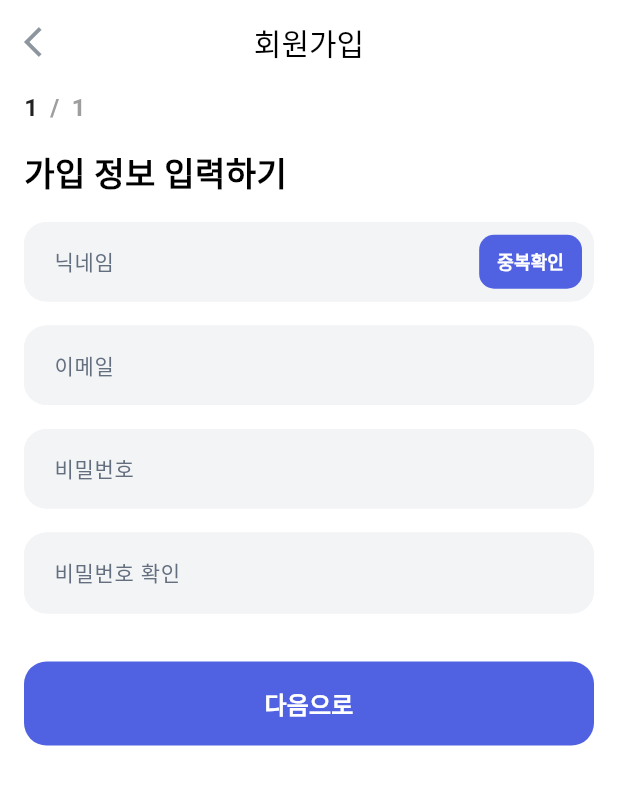
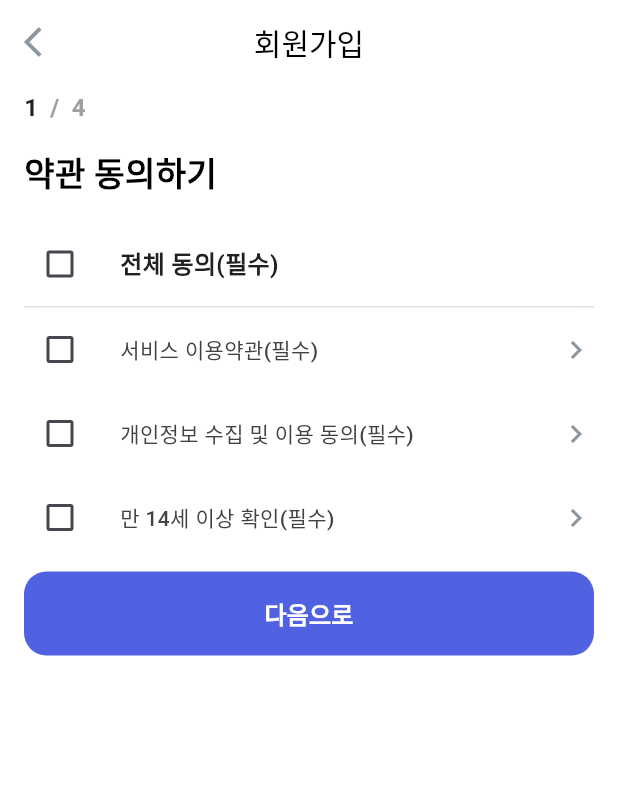
Before and after one commit to mintchocojaem/anipod, a Flutter app: the SignUpScreen screen opened by its route, on a phone screen of 412 x 824 dp. Shown: the top 785 px of the screen. Run offline on Flutter 3.47's test engine with Material 3 defaults, Android fonts, the phone set to English and light mode, and no system bars; our stand-ins replace auto_route, dio, flutter_hooks, flutter_riverpod, riverpod_annotation, shimmer; generated files the repository leaves out were written again; Roboto replaces fonts that are missing (SpoqaHanSansNeo).

Commit message:
Add implementation for sign-up steps and complete screen.
Introduced new files for each step in the sign-up process, including agreement policy, phone verification, code verification, and user information input. Added the final sign-up completion screen and updated routing configurations to support the new steps and completion screen.

```diff
--- a/lib/src/core/services/router/router_service.dart
+++ b/lib/src/core/services/router/router_service.dart
@@ -23,6 +23,9 @@ class RouterService extends RootStackRouter {
         AutoRoute(
           page: SignUpRoute.page,
         ),
+        AutoRoute(
+          page: SignUpCompleteRoute.page,
+        ),
       ];
 
   @override
--- /dev/null
+++ b/lib/src/features/auth/presentation/sign_up/sign_up_agree_policy_step.dart
@@ -0,0 +1,68 @@
+part of 'sign_up_screen.dart';
+
+StepView signUpAgreePolicyStep() {
+  return StepView(
+    title: "약관 동의하기",
+    nextButtonTitle: "다음으로",
+    onTapNextPage: () {},
+    content: Column(
+      crossAxisAlignment: CrossAxisAlignment.start,
+      children: [
+        OrbTile(
+          padding: EdgeInsets.symmetric(
+            vertical: 4,
+          ),
+          leading: Checkbox(
+            value: false,
+            onChanged: (bool? value) {},
+          ),
+          title: const OrbText(
+            '전체 동의(필수)',
+            type: OrbTextType.bodyLarge,
+            fontWeight: OrbFontWeight.medium,
+          ),
+        ),
+        const OrbDivider(),
+        OrbTile(
+          padding: EdgeInsets.symmetric(
+            vertical: 4,
+          ),
+          leading: Checkbox(
+            value: false,
+            onChanged: (bool? value) {},
+          ),
+          title: const OrbText('서비스 이용약관(필수)'),
+          trailing: OrbIcon(
+            Icons.chevron_right_outlined,
+          ),
+        ),
+        OrbTile(
+          padding: EdgeInsets.symmetric(
+            vertical: 4,
+          ),
+          leading: Checkbox(
+            value: false,
+            onChanged: (bool? value) {},
+          ),
+          title: const OrbText('개인정보 수집 및 이용 동의(필수)'),
+          trailing: OrbIcon(
+            Icons.chevron_right_outlined,
+          ),
+        ),
+        OrbTile(
+          padding: EdgeInsets.symmetric(
+            vertical: 4,
+          ),
+          leading: Checkbox(
+            value: false,
+            onChanged: (bool? value) {},
+          ),
+          title: const OrbText('만 14세 이상 확인(필수)'),
+          trailing: OrbIcon(
+            Icons.chevron_right_outlined,
+          ),
+        ),
+      ],
+    ),
+  );
+}
--- /dev/null
+++ b/lib/src/features/auth/presentation/sign_up/sign_up_input_info_step.dart
@@ -0,0 +1,43 @@
+part of 'sign_up_screen.dart';
+
+StepView signUpInputInfoStep({required Function() onTapNextPage}) {
+  return StepView(
+    title: "가입 정보 입력하기",
+    nextButtonTitle: "다음으로",
+    onTapNextPage: onTapNextPage,
+    content: Column(
+      crossAxisAlignment: CrossAxisAlignment.start,
+      children: [
+        OrbTextField(
+          hintText: '닉네임',
+          textInputAction: TextInputAction.next,
+          suffixIcon: Padding(
+            padding: const EdgeInsets.only(right: 8),
+            child: OrbFilledButton(
+              buttonSize: OrbButtonSize.compact,
+              buttonTextType: OrbButtonTextType.small,
+              buttonRadius: OrbButtonRadius.small,
+              onPressed: () async {},
+              text: "중복확인",
+            ),
+          ),
+        ),
+        const SizedBox(height: 16),
+        OrbTextField(
+          hintText: '이메일',
+          textInputAction: TextInputAction.next,
+        ),
+        const SizedBox(height: 16),
+        OrbTextField(
+          hintText: '비밀번호',
+          textInputAction: TextInputAction.next,
+        ),
+        const SizedBox(height: 16),
+        OrbTextField(
+          hintText: '비밀번호 확인',
+          textInputAction: TextInputAction.done,
+        ),
+      ],
+    ),
+  );
+}
--- a/lib/src/features/auth/presentation/sign_up/sign_up_screen.dart
+++ b/lib/src/features/auth/presentation/sign_up/sign_up_screen.dart
@@ -2,8 +2,20 @@ import 'package:anipod/src/design_system/orb/orb.dart';
 import 'package:auto_route/auto_route.dart';
 import 'package:flutter/material.dart';
 import 'package:flutter_hooks/flutter_hooks.dart';
+import 'package:flutter_riverpod/flutter_riverpod.dart';
 
+import '../../../../core/services/router/router_service.dart';
+import '../../../../core/services/router/router_service.gr.dart';
+import '.dart';
 import 'step_guide.dart';
+
+part 'sign_up_agree_policy_step.dart';
+
+part 'sign_up_verify_phone_number.dart';
+
+part 'sign_up_verify_code.dart';
+
+part 'sign_up_input_info_step.dart';
 
 @RoutePage()
 class SignUpScreen extends StatelessWidget {
@@ -20,53 +32,22 @@ class SignUpScreen extends StatelessWidget {
             title: "회원가입",
             centerTitle: true,
           ),
-          body: StepGuide(
-            steps: [
-              StepView(
-                title: "가입 정보 입력하기",
-                content: Column(
-                  crossAxisAlignment: CrossAxisAlignment.start,
-                  children: [
-                    OrbTextField(
-                      hintText: '닉네임',
-                      textInputAction: TextInputAction.next,
-                      suffixIcon: Padding(
-                        padding: const EdgeInsets.only(right: 8),
-                        child: OrbFilledButton(
-                          buttonSize: OrbButtonSize.compact,
-                          buttonTextType: OrbButtonTextType.small,
-                          buttonRadius: OrbButtonRadius.small,
-                          onPressed: () async {},
-                          text: "중복확인",
-                        ),
-                      ),
-                    ),
-                    const SizedBox(height: 16),
-                    OrbTextField(
-                      hintText: '이메일',
-                      textInputAction: TextInputAction.next,
-                    ),
-                    const SizedBox(height: 16),
-                    OrbTextField(
-                      hintText: '비밀번호',
-                      textInputAction: TextInputAction.next,
-                    ),
-                    const SizedBox(height: 16),
-                    OrbTextField(
-                      hintText: '비밀번호 확인',
-                      textInputAction: TextInputAction.done,
-                    ),
-                    const SizedBox(height: 32),
-                    OrbFilledButton(
-                      onPressed: () {},
-                      text: "다음으로",
-                    ),
-                    const SizedBox(height: 16),
-                  ],
+          body: Consumer(builder: (context, ref, _) {
+            return StepGuide(
+              steps: [
+                signUpAgreePolicyStep(),
+                signUpVerifyPhoneNumber(),
+                signUpVerifyCode(),
+                signUpInputInfoStep(
+                  onTapNextPage: () {
+                    ref
+                        .read(routerServiceProvider)
+                        .replace(const SignUpCompleteRoute());
+                  },
                 ),
-              ),
-            ],
-          ),
+              ],
+            );
+          }),
         );
       },
     );
--- /dev/null
+++ b/lib/src/features/auth/presentation/sign_up/sign_up_verify_code.dart
@@ -0,0 +1,49 @@
+part of 'sign_up_screen.dart';
+
+StepView signUpVerifyCode() {
+  return StepView(
+    title: "인증 코드 입력하기",
+    nextButtonTitle: "다음으로",
+    onTapNextPage: () {},
+    content: Column(
+      crossAxisAlignment: CrossAxisAlignment.start,
+      children: [
+        SizedBox(
+          height: 200,
+          child: Flex(
+            direction: Axis.horizontal,
+            children: [
+              for (int i = 0; i < 6; i++)
+                Flexible(
+                  flex: 1,
+                  child: Center(
+                    child: SizedBox(
+                      width: 40,
+                      child: TextField(
+                        keyboardType: TextInputType.number,
+                        maxLength: 1,
+                        autocorrect: false,
+                        enableSuggestions: false,
+                        textAlign: TextAlign.center,
+                        decoration: InputDecoration(
+                          counterText: "",
+                          border: OutlineInputBorder(
+                            borderRadius: BorderRadius.circular(8),
+                          ),
+                        ),
+                        onChanged: (value) {
+                          if (value.length == 1) {
+                            //FocusScope.of(context).nextFocus();
+                          }
+                        },
+                                        ),
+                    ),
+                ),
+              ),
+            ],
+          ),
+        ),
+      ],
+    ),
+  );
+}
--- /dev/null
+++ b/lib/src/features/auth/presentation/sign_up/sign_up_verify_phone_number.dart
@@ -0,0 +1,19 @@
+part of 'sign_up_screen.dart';
+
+StepView signUpVerifyPhoneNumber() {
+  return StepView(
+    title: "전화번호 인증하기",
+    nextButtonTitle: "다음으로",
+    onTapNextPage: () {},
+    content: Column(
+      crossAxisAlignment: CrossAxisAlignment.start,
+      children: [
+        OrbTextField(
+          hintText: "010-XXXX-XXXX",
+          keyboardType: TextInputType.phone,
+          onChanged: (value) {},
+        ),
+      ],
+    ),
+  );
+}
--- a/lib/src/features/auth/presentation/sign_up/step_guide.dart
+++ b/lib/src/features/auth/presentation/sign_up/step_guide.dart
@@ -5,10 +5,14 @@ import '../../../../design_system/orb/orb.dart';
 
 class StepView {
   final String title;
+  final String nextButtonTitle;
+  final void Function() onTapNextPage;
   final Widget content;
 
-  StepView({
+  const StepView({
     required this.title,
+    required this.nextButtonTitle,
+    required this.onTapNextPage,
     required this.content,
   });
 }
@@ -64,7 +68,7 @@ class StepGuide extends StatelessWidget {
             Flexible(
               child: PageView.builder(
                 controller: pageController,
-                pageSnapping: false,
+                physics: const NeverScrollableScrollPhysics(),
                 itemCount: steps.length,
                 onPageChanged: (index) {
                   currentStep.value = index;
@@ -86,6 +90,21 @@ class StepGuide extends StatelessWidget {
                           child: steps[index].content,
                         ),
                       ),
+                      const SizedBox(height: 8),
+                      OrbFilledButton(
+                        text: steps[index].nextButtonTitle,
+                        onPressed: () {
+                          steps[index].onTapNextPage();
+                          if (index == steps.length - 1) return;
+                          pageController.nextPage(
+                            duration: const Duration(
+                              milliseconds: 250,
+                            ),
+                            curve: Curves.easeIn,
+                          );
+                        },
+                      ),
+                      const SizedBox(height: 8),
                     ],
                   );
                 },
```
Also changed, not shown: lib/src/features/auth/presentation/sign_up/sign_up_complete_screen.dart (added, +43 -0 lines), lib/src/core/services/router/router_service.gr.dart, pubspec.lock, 1 other file.
